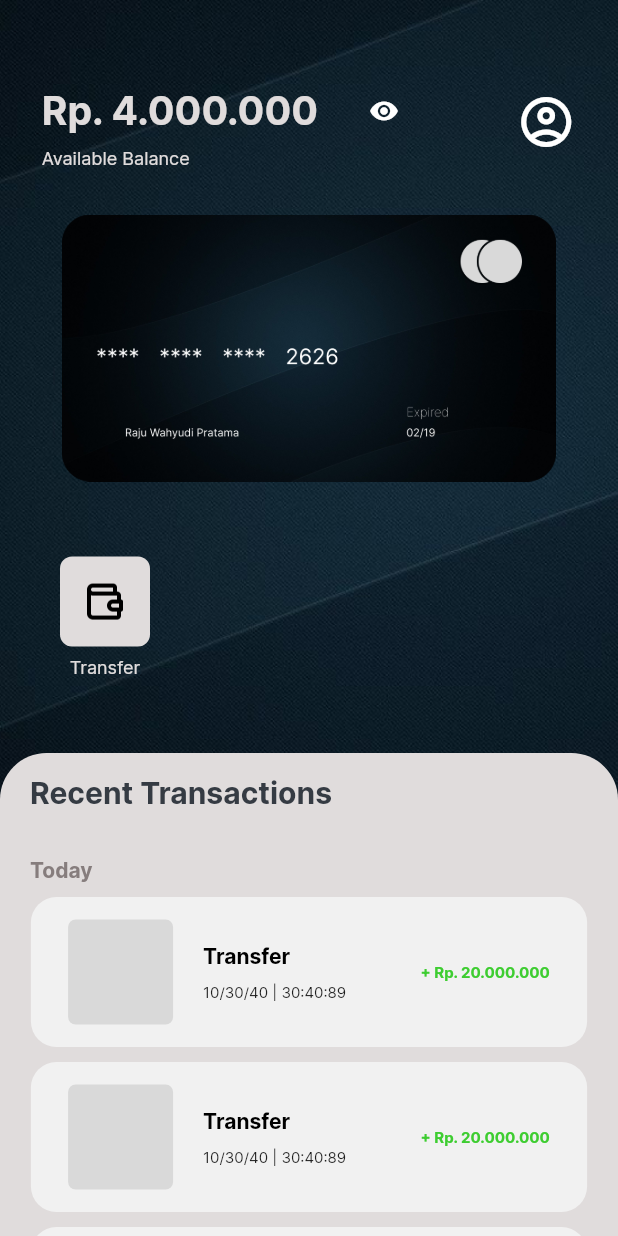
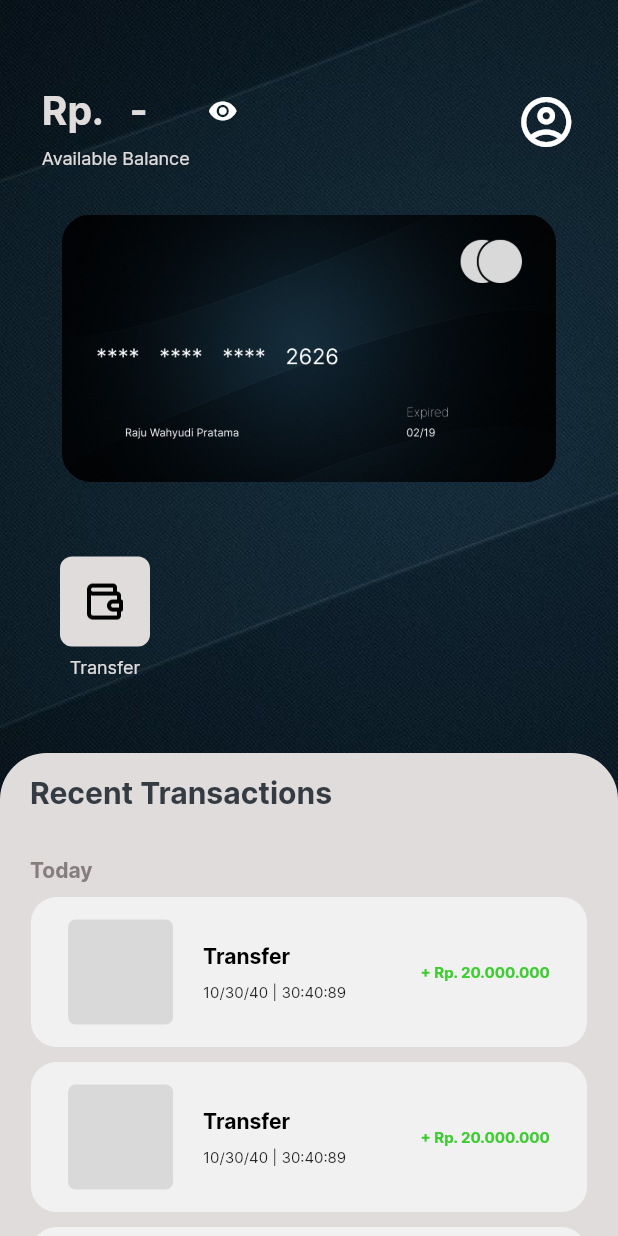
Before and after one commit to rajuwahyudii/mainmenu_mobile_banking-Flutter, a Flutter app: the screen it shows after launch, on a phone screen of 412 x 824 dp. Run offline on Flutter 3.47's test engine with Material 2 defaults, Android fonts, the phone set to English and light mode, and no system bars.

Commit message:
add situation for visibility on information balance for user

```diff
--- a/lib/pages/mainmenu.dart
+++ b/lib/pages/mainmenu.dart
@@ -1,7 +1,6 @@
 // ignore_for_file: file_names
 
 import 'package:flutter/material.dart';
-import 'package:mobile_banking_menu/widgets/button/buttonmenu.dart';
 import 'package:mobile_banking_menu/widgets/information_balance.dart';
 import 'package:mobile_banking_menu/widgets/listhistory.dart';
 import 'package:mobile_banking_menu/widgets/listmenubutton.dart';
@@ -29,7 +28,10 @@ class MainMenu extends StatelessWidget {
                 mainAxisAlignment: MainAxisAlignment.spaceBetween,
                 crossAxisAlignment: CrossAxisAlignment.center,
                 children: [
-                  InformationBalanceWidget(width: size.width),
+                  InformationBalanceWidget(
+                    width: size.width,
+                    balance: 10000000,
+                  ),
                   Image.asset(
                     "assets/images/card.png",
                     width: size.width * 0.8,
--- a/lib/widgets/information_balance.dart
+++ b/lib/widgets/information_balance.dart
@@ -2,17 +2,26 @@ import 'package:flutter/material.dart';
 import 'package:mobile_banking_menu/theme/color.dart';
 import 'package:mobile_banking_menu/theme/font.dart';
 
-class InformationBalanceWidget extends StatelessWidget {
+class InformationBalanceWidget extends StatefulWidget {
+  int balance;
   double width;
+  int id = 1;
   InformationBalanceWidget({
+    required this.balance,
     required this.width,
     Key? key,
   }) : super(key: key);
 
   @override
+  State<InformationBalanceWidget> createState() =>
+      _InformationBalanceWidgetState();
+}
+
+class _InformationBalanceWidgetState extends State<InformationBalanceWidget> {
+  @override
   Widget build(BuildContext context) {
     return Container(
-      width: width,
+      width: widget.width,
       padding: const EdgeInsets.only(
         top: 50,
         bottom: 30,
@@ -21,23 +30,29 @@ class InformationBalanceWidget extends StatelessWidget {
         mainAxisAlignment: MainAxisAlignment.spaceEvenly,
         children: [
           SizedBox(
-            width: width * 0.7,
+            width: widget.width * 0.7,
             child: Column(
               crossAxisAlignment: CrossAxisAlignment.start,
               children: [
                 Row(
                   children: [
-                    const Text(
-                      "Rp. 4.000.000",
+                    Text(
+                      widget.id == 1 ? "Rp.   - " : "Rp. ${widget.balance}",
                       style: balanceTextStyle,
                     ),
                     const SizedBox(
                       width: 20,
                     ),
                     IconButton(
-                      onPressed: () {},
-                      icon: const Icon(
-                        Icons.remove_red_eye,
+                      onPressed: () {
+                        setState(() {
+                          widget.id == 1 ? widget.id = 2 : widget.id = 1;
+                        });
+                      },
+                      icon: Icon(
+                        widget.id == 1
+                            ? Icons.visibility
+                            : Icons.visibility_off,
                         size: 20,
                         color: lightTextColor,
                       ),
--- a/pubspec.yaml
+++ b/pubspec.yaml
@@ -36,6 +36,7 @@ dependencies:
   # Use with the CupertinoIcons class for iOS style icons.
   cupertino_icons: ^1.0.2
   google_fonts: ^4.0.3
+  intl: ^0.18.0
 
 dev_dependencies:
   flutter_test:
```
Also changed, not shown: pubspec.lock.
